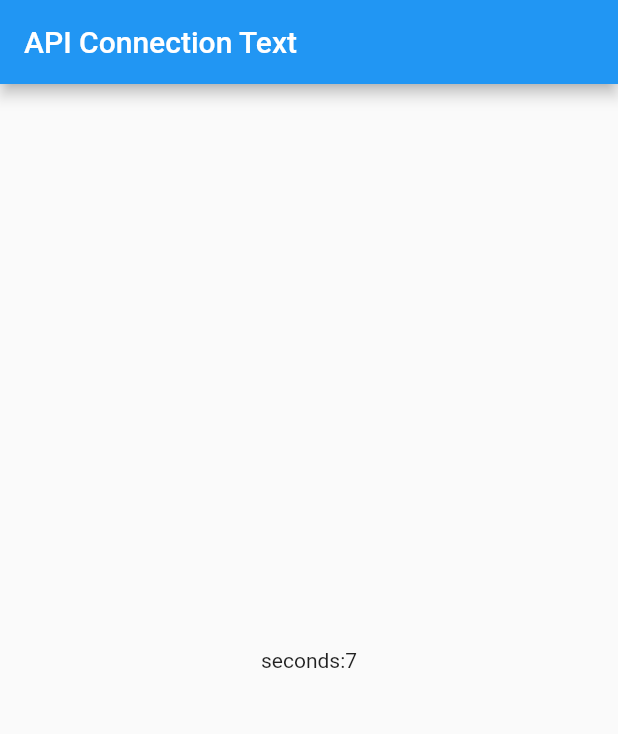
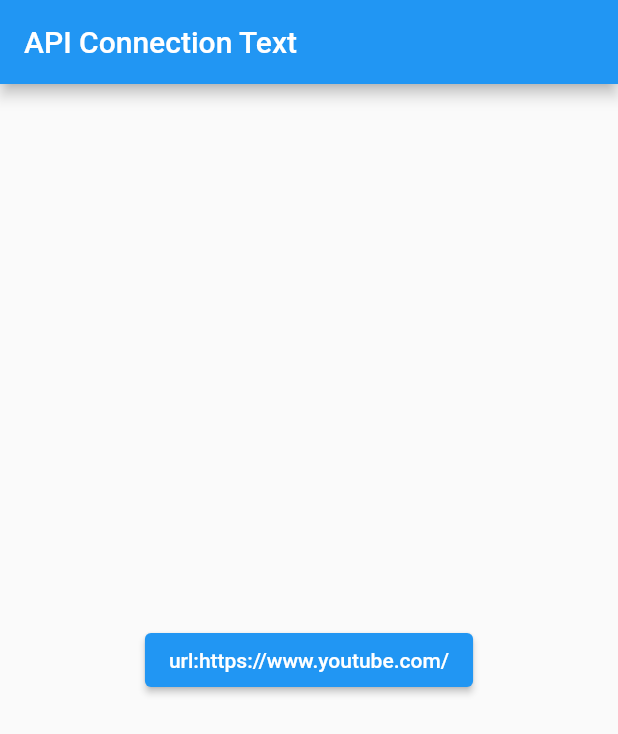
Before and after one commit to RamezHamdiSaeed/MyFlutterReference, a Flutter app: the screen it shows after launch, on a phone screen of 412 x 824 dp. Shown: the top 734 px of the screen. Run offline on Flutter 3.47's test engine with Material 2 defaults, Android fonts, the light colour scheme and no system bars.

Commit message:
launch url but in the mobile app version if existed

```diff
--- a/lib/app/screens/loading_screen.dart
+++ b/lib/app/screens/loading_screen.dart
@@ -1,29 +1,33 @@
-import 'package:flutter/foundation.dart';
 import 'package:flutter/material.dart';
-import '../models/api_handler.dart' as apihandler;
+import 'package:url_launcher/url_launcher.dart';
 
-class LoadingScreen extends StatelessWidget {
+class LoadingScreen extends StatefulWidget {
   const LoadingScreen({Key? key}) : super(key: key);
+
+  @override
+  State<LoadingScreen> createState() => _LoadingScreenState();
+}
+
+class _LoadingScreenState extends State<LoadingScreen> {
+  String url = "https://www.youtube.com/";
 
   @override
   Widget build(BuildContext context) {
     return Scaffold(
       appBar: AppBar(title: const Text("API Connection Text")),
       body: Center(
-        child: StreamBuilder(
-            stream:
-                Stream.periodic(const Duration(seconds: 1), (val) => val + 1),
-            builder: (context, snapshot) {
-              if (snapshot.connectionState == ConnectionState.waiting) {
-                return const CircularProgressIndicator();
-              } else if (snapshot.hasData) {
-                final data = snapshot.data as int;
-                return Text("seconds:$data");
-              } else {
-                return const Text("Something Went Wrong, try again later");
-              }
-            }),
-      ),
+          child: ElevatedButton(
+        //! i want to lunch url from the app when the below button is pressed and if there is a preinstalled mobile app it will be opened in the mobile app
+        onPressed: () async {
+          if (!await launchUrl(Uri.parse(url))) {
+            throw 'Could not launch $url';
+          }
+          setState(() {
+            url = "couldn't launch";
+          });
+        },
+        child: Text("url:$url"),
+      )),
     );
   }
 }
--- a/pubspec.yaml
+++ b/pubspec.yaml
@@ -32,6 +32,7 @@
   flutter:
     sdk: flutter
   http: ^0.13.5
+  url_launcher: ^6.1.6
 
 dev_dependencies:
   flutter_lints: ^2.0.0
```
Also changed, not shown: 6 other files.
